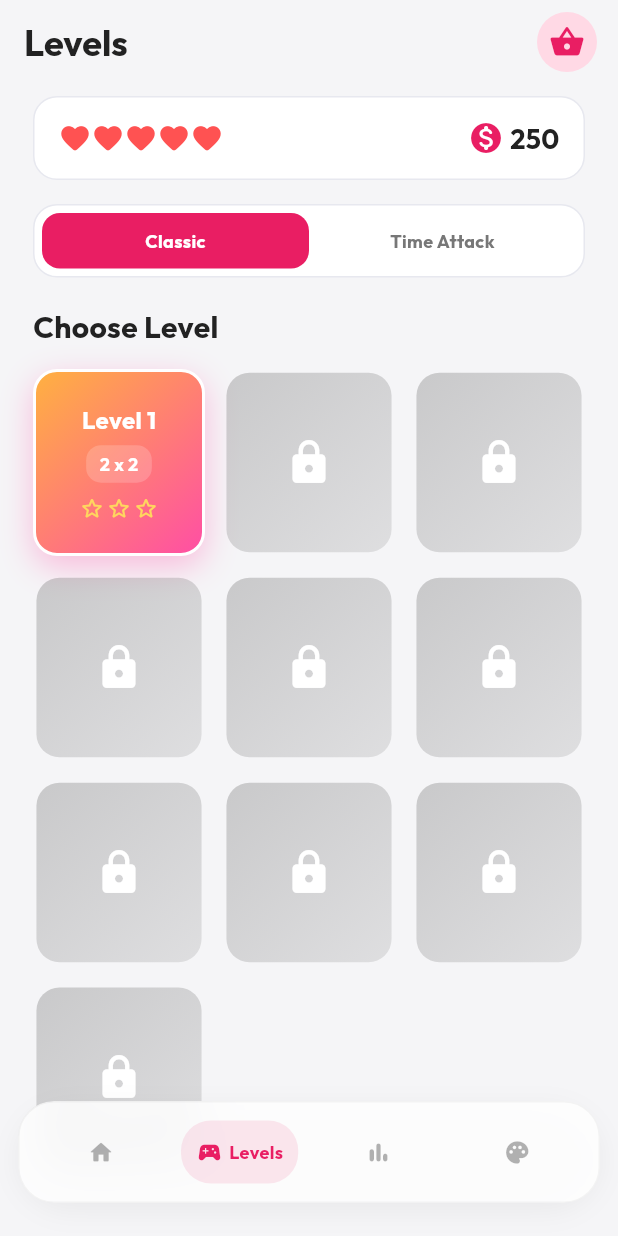
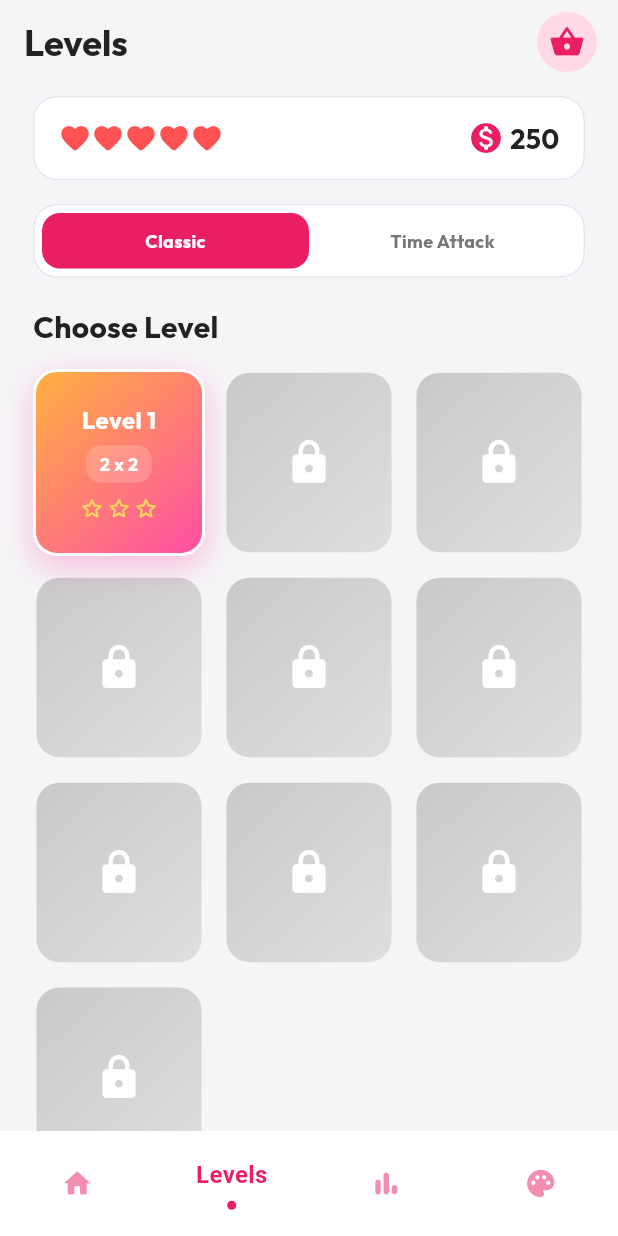
Before and after one commit to YounanGamal/memory_game, a Flutter app: the screen it shows after launch, on a phone screen of 412 x 824 dp. Run offline on Flutter 3.47's test engine with Material 3 defaults, Android fonts, the phone set to English and light mode, and no system bars; drawn by our look-alikes of flutter_animate, sliding_clipped_nav_bar; our stand-ins replace audioplayers, get, google_fonts, shared_preferences, video_player.

Commit message:
Replace custom navigation with sliding_clipped_nav_bar and refine game audio logic
- Integrate the `sliding_clipped_nav_bar` package to replace the custom bottom navigation implementation.
- Remove `lib/widgets/start/game_bottom_nav.dart` and update `StartScreen` to use the new navigation component.
- Refine sound effect logic in `GameController` to trigger the "fail" audio specifically after three consecutive incorrect attempts.
- Implement `_consecutiveWrongForSound` to track consecutive errors independently from cumulative wrong attempts.
- Ensure the heart-loss penalty triggers correctly every two cumulative wrong attempts.
- Reset consecutive failure counters upon a successful match to ensure accurate audio feedback.
- Update `pubspec.yaml` and `pubspec.lock` with the new dependency.

```diff
--- a/lib/controllers/game_controller.dart
+++ b/lib/controllers/game_controller.dart
@@ -43,6 +43,7 @@ class GameController extends GetxController {
   int _previewToken = 0;
   int _timerTicks = 0;
   int _wrongAttemptsThisGame = 0;
+  int _consecutiveWrongForSound = 0;
 
   static const int _comboThresholdSeconds = 5;
   static const int _autoMatchPenalty = 50;
@@ -140,6 +141,7 @@ class GameController extends GetxController {
     _isProcessing = false;
     _timerTicks = 0;
     _wrongAttemptsThisGame = 0;
+    _consecutiveWrongForSound = 0;
 
     // Start Preview
     state.value = GameState.preview;
@@ -320,7 +322,8 @@ class GameController extends GetxController {
       matchesFound.value++;
 
       wrongAttempts.value = 0;
-      _wrongAttemptsThisGame = 0; // 🔥 الحل هنا
+      _wrongAttemptsThisGame = 0;
+      _consecutiveWrongForSound = 0;
 
       _handleMatch();
       SoundService.playMatch();
@@ -351,7 +354,9 @@ class GameController extends GetxController {
 
       wrongAttempts.value++;
       _wrongAttemptsThisGame++;
+      _consecutiveWrongForSound++;
 
+      // ❤️ Lose a heart every 2 cumulative wrong attempts
       if (_wrongAttemptsThisGame.isEven) {
         final isOutOfHearts = await progression.loseHeart();
         if (isOutOfHearts) {
@@ -365,11 +370,11 @@ class GameController extends GetxController {
           return;
         }
       }
-      if (wrongAttempts.value >= _failSoundAttemptThreshold) {
-        wrongAttempts.value = 0;
+
+      // 🔊 Play fail sound ONLY at exactly 3 consecutive wrong attempts
+      if (_consecutiveWrongForSound == 3) {
         SoundService.playFail();
-      } else {
-        SoundService.playWrong();
+        _consecutiveWrongForSound = 0;
       }
 
       await Future.delayed(const Duration(milliseconds: 600));
--- a/lib/screens/start_screen.dart
+++ b/lib/screens/start_screen.dart
@@ -1,13 +1,14 @@
 import 'package:flutter/material.dart';
+import 'package:flutter/services.dart';
 import 'package:get/get.dart';
 import 'package:google_fonts/google_fonts.dart';
+import 'package:sliding_clipped_nav_bar/sliding_clipped_nav_bar.dart';
 
 import '../controllers/game_controller.dart';
 import '../controllers/progression_controller.dart';
 import '../controllers/theme_controller.dart';
 import '../core/enums/game_enums.dart';
 import '../theme/app_colors.dart';
-import '../widgets/start/game_bottom_nav.dart';
 import '../widgets/start/home_tab.dart';
 import '../widgets/start/levels_tab.dart';
 import '../widgets/start/stats_tab.dart';
@@ -49,20 +50,19 @@ class _StartScreenState extends State<StartScreen> {
           ),
           actions: [
             IconButton.filledTonal(
-              onPressed: () => Get.to(() => PowerUpsScreen(mode: _selectedMode)),
+              onPressed: () =>
+                  Get.to(() => PowerUpsScreen(mode: _selectedMode)),
               icon: const Icon(Icons.shopping_basket_rounded),
               color: AppColors.accentPink,
             ),
             const SizedBox(width: 10),
           ],
         ),
-        body: GameNavScaffold(
-          currentIndex: _tabIndex,
-          onChanged: (index) => setState(() => _tabIndex = index),
         body: IndexedStack(
           index: _tabIndex,
           children: [
-              HomeTab(selectedMode: _selectedMode, onContinue: _startCurrentLevel),
+            HomeTab(
+                selectedMode: _selectedMode, onContinue: _startCurrentLevel),
             LevelsTab(
               selectedMode: _selectedMode,
               onModeChanged: (mode) => setState(() => _selectedMode = mode),
@@ -72,6 +72,35 @@ class _StartScreenState extends State<StartScreen> {
             ThemesTab(themeController: themeController),
           ],
         ),
+        bottomNavigationBar: SlidingClippedNavBar(
+          backgroundColor: AppColors.white,
+          onButtonPressed: (index) {
+            HapticFeedback.lightImpact();
+            setState(() {
+              _tabIndex = index;
+            });
+          },
+          iconSize: 22,
+          activeColor: AppColors.accentPink,
+          selectedIndex: _tabIndex,
+          barItems: [
+            BarItem(
+              icon: Icons.home_rounded,
+              title: 'Home',
+            ),
+            BarItem(
+              icon: Icons.sports_esports_rounded,
+              title: 'Levels',
+            ),
+            BarItem(
+              icon: Icons.bar_chart_rounded,
+              title: 'Stats',
+            ),
+            BarItem(
+              icon: Icons.palette_rounded,
+              title: 'Themes',
+            ),
+          ],
         ),
       ),
     );
--- a/lib/widgets/start/game_bottom_nav.dart
+++ /dev/null
@@ -1,198 +0,0 @@
-import 'dart:ui';
-import 'package:flutter/material.dart';
-import 'package:flutter/services.dart';
-import 'package:get/get.dart';
-import 'package:google_fonts/google_fonts.dart';
-
-import '../../controllers/theme_controller.dart';
-import '../../theme/app_colors.dart';
-
-const _labels = ['Home', 'Levels', 'Stats', 'Themes'];
-const _icons = [
-  Icons.home_rounded,
-  Icons.sports_esports_rounded,
-  Icons.bar_chart_rounded,
-  Icons.palette_rounded,
-];
-
-class GameNavScaffold extends StatelessWidget {
-  final int currentIndex;
-  final ValueChanged<int> onChanged;
-  final Widget body;
-
-  const GameNavScaffold({
-    super.key,
-    required this.currentIndex,
-    required this.onChanged,
-    required this.body,
-  });
-
-  @override
-  Widget build(BuildContext context) {
-    return Scaffold(
-      extendBody: true,
-      backgroundColor: AppColors.background,
-      body: body,
-      bottomNavigationBar: Container(
-        height: 90,
-        padding: const EdgeInsets.only(bottom: 10),
-        child: _GameNavBar(
-          currentIndex: currentIndex,
-          onChanged: onChanged,
-        ),
-      ),
-    );
-  }
-}
-
-class _GameNavBar extends StatelessWidget {
-  final int currentIndex;
-  final ValueChanged<int> onChanged;
-
-  const _GameNavBar({
-    required this.currentIndex,
-    required this.onChanged,
-  });
-
-  @override
-  Widget build(BuildContext context) {
-    return Obx(() {
-      final isDark = Get.find<ThemeController>().isDarkMode.value;
-
-      return Padding(
-        padding: const EdgeInsets.fromLTRB(12, 0, 12, 12),
-        child: Container(
-          decoration: BoxDecoration(
-            borderRadius: BorderRadius.circular(100),
-            boxShadow: [
-              BoxShadow(
-                color: Colors.black.withOpacity(isDark ? 0.25 : 0.05),
-                blurRadius: 15,
-                offset: const Offset(0, 5),
-              ),
-            ],
-          ),
-          child: ClipRRect(
-            borderRadius: BorderRadius.circular(24),
-            child: BackdropFilter(
-              filter: ImageFilter.blur(sigmaX: 15, sigmaY: 15),
-              child: Container(
-                padding: const EdgeInsets.symmetric(horizontal: 8, vertical: 10),
-                decoration: BoxDecoration(
-                  color: isDark
-                      ? const Color(0xFF161722).withOpacity(0.8)
-                      : Colors.white.withOpacity(0.85),
-                  borderRadius: BorderRadius.circular(24),
-                  border: Border.all(
-                    color: isDark
-                        ? Colors.white.withOpacity(0.06)
-                        : Colors.black.withOpacity(0.04),
-                  ),
-                ),
-                child: Row(
-                  children: List.generate(
-                    _labels.length,
-                    (i) => _NavItem(
-                      icon: _icons[i],
-                      label: _labels[i],
-                      isSelected: currentIndex == i,
-                      isDark: isDark,
-                      onTap: () {
-                        HapticFeedback.lightImpact();
-                        onChanged(i);
-                      },
-                    ),
-                  ),
-                ),
-              ),
-            ),
-          ),
-        ),
-      );
-    });
-  }
-}
-
-class _NavItem extends StatelessWidget {
-  final IconData icon;
-  final String label;
-  final bool isSelected;
-  final bool isDark;
-  final VoidCallback onTap;
-
-  const _NavItem({
-    required this.icon,
-    required this.label,
-    required this.isSelected,
-    required this.isDark,
-    required this.onTap,
-  });
-
-  @override
-  Widget build(BuildContext context) {
-    final accent = AppColors.accentPink;
-    final pillBg = isSelected
-        ? accent.withOpacity(isDark ? 0.14 : 0.1)
-        : Colors.transparent;
-    final inactiveColor = isDark
-        ? Colors.white.withOpacity(0.3)
-        : Colors.black.withOpacity(0.3);
-
-    return Expanded(
-      child: GestureDetector(
-        onTap: onTap,
-        behavior: HitTestBehavior.opaque,
-        child: Center(
-          child: Padding(
-            padding: const EdgeInsets.symmetric(horizontal: 2),
-            child: FittedBox(
-              fit: BoxFit.scaleDown,
-              child: AnimatedContainer(
-                duration: const Duration(milliseconds: 250),
-                curve: Curves.easeOutCubic,
-                padding: EdgeInsets.symmetric(
-                  horizontal: isSelected ? 10 : 8,
-                  vertical: 12,
-                ),
-                decoration: BoxDecoration(
-                  color: pillBg,
-                  borderRadius: BorderRadius.circular(20),
-                ),
-                child: Row(
-                  mainAxisSize: MainAxisSize.min,
-                  children: [
-                    Icon(
-                      icon,
-                      size: 18,
-                      color: isSelected ? accent : inactiveColor,
-                    ),
-                    if (isSelected)
-                      ClipRect(
-                        child: AnimatedAlign(
-                          duration: const Duration(milliseconds: 250),
-                          curve: Curves.easeOutCubic,
-                          alignment: Alignment.centerLeft,
-                          widthFactor: isSelected ? 1.0 : 0.0,
-                          child: Padding(
-                            padding: const EdgeInsets.only(left: 4),
-                            child: Text(
-                              label,
-                              style: GoogleFonts.outfit(
-                                fontSize: 12,
-                                fontWeight: FontWeight.bold,
-                                color: accent,
-                              ),
-                            ),
-                          ),
-                        ),
-                      ),
-                  ],
-                ),
-              ),
-            ),
-          ),
-        ),
-      ),
-    );
-  }
-}
--- a/pubspec.yaml
+++ b/pubspec.yaml
@@ -41,6 +41,7 @@ dependencies:
   shared_preferences: ^2.5.5
   video_player: ^2.8.6
   cupertino_native: ^0.1.1
+  sliding_clipped_nav_bar: ^3.1.1
 
 dev_dependencies:
   flutter_test:
```
Also changed, not shown: pubspec.lock. Lines whose indentation alone changed are shown as unchanged.
